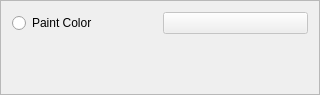
STORM-IRIT/Radium-Engine, file Plugins/MeshPaint/src/UI/MeshPaintUI.ui: the form before one commit.
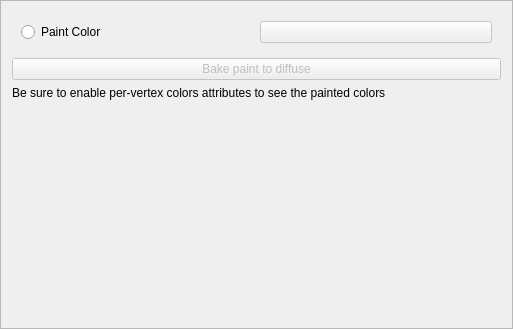
The form after the commit.

Commit message: Add Ra::Engine::Displayable + update MeshFeatureTracking and MeshPaint plugins

Diff of the .ui file:
```diff
--- a/Plugins/MeshPaint/src/UI/MeshPaintUI.ui
+++ b/Plugins/MeshPaint/src/UI/MeshPaintUI.ui
@@ -6,8 +6,8 @@
    <rect>
     <x>0</x>
     <y>0</y>
-    <width>320</width>
-    <height>95</height>
+    <width>513</width>
+    <height>329</height>
    </rect>
   </property>
   <property name="windowTitle">
@@ -19,14 +19,10 @@
   <property name="frameShadow">
    <enum>QFrame::Raised</enum>
   </property>
-  <layout class="QHBoxLayout" name="horizontalLayout">
-   <item>
     <layout class="QVBoxLayout" name="verticalLayout">
-     <property name="bottomMargin">
-      <number>0</number>
-     </property>
      <item>
-      <layout class="QHBoxLayout" name="horizontalLayout_3">
+    <widget class="QWidget" name="widget" native="true">
+     <layout class="QHBoxLayout" name="horizontalLayout">
        <item>
         <widget class="QRadioButton" name="paintColor_rb">
          <property name="text">
@@ -45,6 +41,30 @@
         </widget>
        </item>
       </layout>
+    </widget>
+   </item>
+   <item>
+    <widget class="QPushButton" name="_bakeToDiffuse">
+     <property name="enabled">
+      <bool>false</bool>
+     </property>
+     <property name="text">
+      <string>Bake paint to diffuse</string>
+     </property>
+    </widget>
+   </item>
+   <item>
+    <widget class="QLabel" name="label">
+     <property name="text">
+      <string>Be sure to enable per-vertex colors attributes to see the painted colors</string>
+     </property>
+     <property name="alignment">
+      <set>Qt::AlignJustify|Qt::AlignVCenter</set>
+     </property>
+     <property name="wordWrap">
+      <bool>true</bool>
+     </property>
+    </widget>
      </item>
      <item>
       <spacer name="verticalSpacer">
@@ -54,14 +74,12 @@
        <property name="sizeHint" stdset="0">
         <size>
          <width>20</width>
-         <height>40</height>
+       <height>132</height>
         </size>
        </property>
       </spacer>
      </item>
     </layout>
-   </item>
-  </layout>
  </widget>
  <resources/>
  <connections/>
```
Left out of the diff: 19 changed lines with no effect on the pictures. Lines whose indentation alone changed are shown as unchanged. The commit also changes 33 other files.
